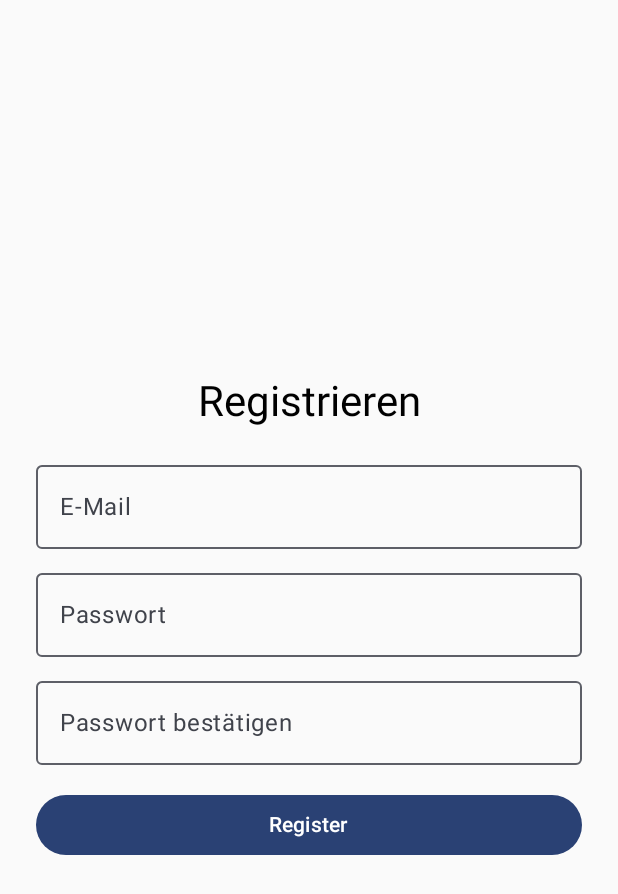
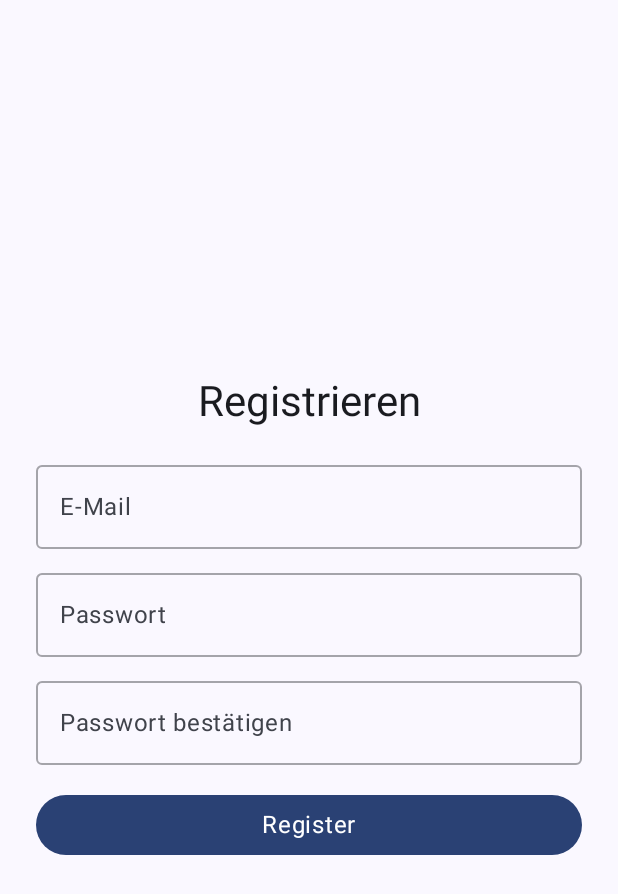
Before and after one commit to alv77/StepPet, an Android app built with Jetpack Compose: the AuthChoiceScreen screen opened through its navigation route, after a tap on "Register", on a phone screen of 412 x 824 dp. Shown: the top 894 px of the screen. Run offline under Robolectric (Android 15) with nearby library versions, the phone set to English and light mode, and no system bars; our stand-ins replace Firebase (no records; nobody signed in at launch, a user with empty details on screens opened directly), Room's generated code.

Commit message:
Darkmode fixed II

```diff
--- a/app/src/main/java/com/example/steppet/ui/screen/auth/AuthChoiceScreen.kt
+++ b/app/src/main/java/com/example/steppet/ui/screen/auth/AuthChoiceScreen.kt
@@ -1,5 +1,6 @@
 package com.example.steppet.ui.screen.auth
 
+import androidx.compose.foundation.background
 import androidx.compose.foundation.layout.*
 import androidx.compose.material3.*
 import androidx.compose.runtime.Composable
@@ -15,18 +16,43 @@ fun AuthChoiceScreen(
     Column(
         Modifier
             .fillMaxSize()
+            .background(MaterialTheme.colorScheme.background)
             .padding(32.dp),
         verticalArrangement = Arrangement.Center,
         horizontalAlignment = Alignment.CenterHorizontally
     ) {
-        Text("Welcome to StepPet!", style = MaterialTheme.typography.headlineMedium)
+        Text(
+            text = "Welcome to StepPet!",
+            style = MaterialTheme.typography.headlineMedium,
+            color = MaterialTheme.colorScheme.onBackground
+        )
         Spacer(Modifier.height(24.dp))
-        Button(onClick = onLoginSelected, Modifier.fillMaxWidth()) {
-            Text("Log In")
+        Button(
+            onClick = onLoginSelected,
+            modifier = Modifier.fillMaxWidth(),
+            colors = ButtonDefaults.buttonColors(
+                containerColor = MaterialTheme.colorScheme.primary,
+                contentColor = MaterialTheme.colorScheme.onPrimary
+            )
+        ) {
+            Text(
+                text = "Log In",
+                style = MaterialTheme.typography.bodyLarge
+            )
         }
         Spacer(Modifier.height(16.dp))
-        Button(onClick = onRegisterSelected, Modifier.fillMaxWidth()) {
-            Text("Register")
+        Button(
+            onClick = onRegisterSelected,
+            modifier = Modifier.fillMaxWidth(),
+            colors = ButtonDefaults.buttonColors(
+                containerColor = MaterialTheme.colorScheme.primary,
+                contentColor = MaterialTheme.colorScheme.onPrimary
+            )
+        ) {
+            Text(
+                text = "Register",
+                style = MaterialTheme.typography.bodyLarge
+            )
         }
     }
 }
--- a/app/src/main/java/com/example/steppet/ui/screen/auth/RegisterScreen.kt
+++ b/app/src/main/java/com/example/steppet/ui/screen/auth/RegisterScreen.kt
@@ -1,5 +1,7 @@
+// File: app/src/main/java/com/example/steppet/ui/screen/auth/RegisterScreen.kt
 package com.example.steppet.ui.screen.auth
 
+import androidx.compose.foundation.background
 import androidx.compose.foundation.layout.*
 import androidx.compose.material3.*
 import androidx.compose.runtime.*
@@ -9,17 +11,12 @@ import androidx.compose.ui.text.input.PasswordVisualTransformation
 import androidx.compose.ui.unit.dp
 import com.example.steppet.viewmodel.LoginViewModel
 
-/**
- * RegisterScreen zeigt drei Textfelder (E-Mail, Passwort, Passwort bestätigen) und
- * einen Button, um ein neues Konto anzulegen. Stimmt "Passwort" != "Passwort bestätigen",
- * wird automatisch eine Fehlermeldung angezeigt.
- */
+@OptIn(ExperimentalMaterial3Api::class)
 @Composable
 fun RegisterScreen(
     onRegisterSuccess: () -> Unit,
     viewModel: LoginViewModel
 ) {
-    // 1) UI-Zustände: email, password, confirmPassword, isLoading, errorMsg
     var email by remember { mutableStateOf("") }
     var password by remember { mutableStateOf("") }
     var confirmPassword by remember { mutableStateOf("") }
@@ -29,68 +26,119 @@ fun RegisterScreen(
     Column(
         modifier = Modifier
             .fillMaxSize()
+            .background(MaterialTheme.colorScheme.background)
             .padding(24.dp),
         verticalArrangement = Arrangement.Center,
         horizontalAlignment = Alignment.CenterHorizontally
     ) {
-        Text("Registrieren", style = MaterialTheme.typography.headlineMedium)
+        Text(
+            text = "Registrieren",
+            style = MaterialTheme.typography.headlineMedium,
+            color = MaterialTheme.colorScheme.onBackground
+        )
 
         Spacer(modifier = Modifier.height(16.dp))
 
-        // E-Mail-TextField
         OutlinedTextField(
             value = email,
             onValueChange = { email = it },
-            label = { Text(text = "E-Mail") },
+            label = {
+                Text(
+                    text = "E-Mail",
+                    style = MaterialTheme.typography.bodyLarge,
+                    color = MaterialTheme.colorScheme.onSurfaceVariant
+                )
+            },
             singleLine = true,
-            modifier = Modifier.fillMaxWidth()
+            modifier = Modifier.fillMaxWidth(),
+            textStyle = MaterialTheme.typography.bodyLarge.copy(
+                color = MaterialTheme.colorScheme.onSurface
+            ),
+            colors = TextFieldDefaults.outlinedTextFieldColors(
+                containerColor = MaterialTheme.colorScheme.surface,
+                cursorColor = MaterialTheme.colorScheme.primary,
+                focusedBorderColor = MaterialTheme.colorScheme.primary,
+                unfocusedBorderColor = MaterialTheme.colorScheme.onSurface.copy(alpha = 0.38f),
+                focusedLabelColor = MaterialTheme.colorScheme.primary,
+                unfocusedLabelColor = MaterialTheme.colorScheme.onSurface.copy(alpha = 0.6f)
+            )
         )
 
         Spacer(modifier = Modifier.height(8.dp))
 
-        // Passwort-TextField
         OutlinedTextField(
             value = password,
             onValueChange = { password = it },
-            label = { Text(text = "Passwort") },
+            label = {
+                Text(
+                    text = "Passwort",
+                    style = MaterialTheme.typography.bodyLarge,
+                    color = MaterialTheme.colorScheme.onSurfaceVariant
+                )
+            },
             visualTransformation = PasswordVisualTransformation(),
             singleLine = true,
-            modifier = Modifier.fillMaxWidth()
+            modifier = Modifier.fillMaxWidth(),
+            textStyle = MaterialTheme.typography.bodyLarge.copy(
+                color = MaterialTheme.colorScheme.onSurface
+            ),
+            colors = TextFieldDefaults.outlinedTextFieldColors(
+                containerColor = MaterialTheme.colorScheme.surface,
+                cursorColor = MaterialTheme.colorScheme.primary,
+                focusedBorderColor = MaterialTheme.colorScheme.primary,
+                unfocusedBorderColor = MaterialTheme.colorScheme.onSurface.copy(alpha = 0.38f),
+                focusedLabelColor = MaterialTheme.colorScheme.primary,
+                unfocusedLabelColor = MaterialTheme.colorScheme.onSurface.copy(alpha = 0.6f)
+            )
         )
 
         Spacer(modifier = Modifier.height(8.dp))
 
-        // Passwort bestätigen
         OutlinedTextField(
             value = confirmPassword,
             onValueChange = { confirmPassword = it },
-            label = { Text(text = "Passwort bestätigen") },
+            label = {
+                Text(
+                    text = "Passwort bestätigen",
+                    style = MaterialTheme.typography.bodyLarge,
+                    color = MaterialTheme.colorScheme.onSurfaceVariant
+                )
+            },
             visualTransformation = PasswordVisualTransformation(),
             singleLine = true,
-            modifier = Modifier.fillMaxWidth()
+            modifier = Modifier.fillMaxWidth(),
+            textStyle = MaterialTheme.typography.bodyLarge.copy(
+                color = MaterialTheme.colorScheme.onSurface
+            ),
+            colors = TextFieldDefaults.outlinedTextFieldColors(
+                containerColor = MaterialTheme.colorScheme.surface,
+                cursorColor = MaterialTheme.colorScheme.primary,
+                focusedBorderColor = MaterialTheme.colorScheme.primary,
+                unfocusedBorderColor = MaterialTheme.colorScheme.onSurface.copy(alpha = 0.38f),
+                focusedLabelColor = MaterialTheme.colorScheme.primary,
+                unfocusedLabelColor = MaterialTheme.colorScheme.onSurface.copy(alpha = 0.6f)
+            )
         )
 
         Spacer(modifier = Modifier.height(16.dp))
 
-        // Fehlermeldung, falls vorhanden
         errorMsg?.let { msg ->
-            Text(text = msg, color = MaterialTheme.colorScheme.error)
+            Text(
+                text = msg,
+                color = MaterialTheme.colorScheme.error,
+                style = MaterialTheme.typography.bodySmall
+            )
             Spacer(modifier = Modifier.height(8.dp))
         }
 
-        // Register-Button
         Button(
             onClick = {
-                // 2) Vor dem ViewModel-Aufruf prüfen wir, ob Passwörter übereinstimmen
                 if (password != confirmPassword) {
                     errorMsg = "Passwörter stimmen nicht überein"
                     return@Button
                 }
-
                 errorMsg = null
                 isLoading = true
-
-                // 3) ViewModel-Aufruf: registerWithEmail(...)
                 viewModel.registerWithEmail(
                     email.trim(),
                     password
@@ -104,16 +152,22 @@ fun RegisterScreen(
                 }
             },
             enabled = !isLoading,
-            modifier = Modifier.fillMaxWidth()
+            modifier = Modifier.fillMaxWidth(),
+            colors = ButtonDefaults.buttonColors(
+                containerColor = MaterialTheme.colorScheme.primary,
+                contentColor = MaterialTheme.colorScheme.onPrimary
+            )
         ) {
             if (isLoading) {
                 CircularProgressIndicator(
-                    modifier = Modifier
-                        .size(24.dp),
+                    modifier = Modifier.size(24.dp),
                     color = MaterialTheme.colorScheme.onPrimary
                 )
             } else {
-                Text("Register")
+                Text(
+                    text = "Register",
+                    style = MaterialTheme.typography.bodyLarge
+                )
             }
         }
     }
--- a/app/src/main/java/com/example/steppet/ui/screen/settings/SettingsScreen.kt
+++ b/app/src/main/java/com/example/steppet/ui/screen/settings/SettingsScreen.kt
@@ -1,4 +1,3 @@
-// File: app/src/main/java/com/example/steppet/ui/screen/settings/SettingsScreen.kt
 package com.example.steppet.ui.screen.settings
 
 import android.widget.Toast
```
Also changed, not shown: app/src/main/java/com/example/steppet/ui/screen/auth/LoginScreen.kt (+62 -27 lines).
